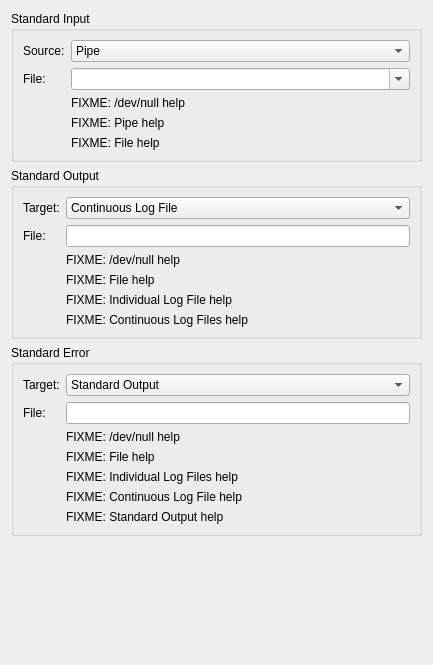
First picture: the form in src/brickv/plugin_system/plugins/red/ui/program_page_stdio.ui, repository Tinkerforge/brickv, before the edit.
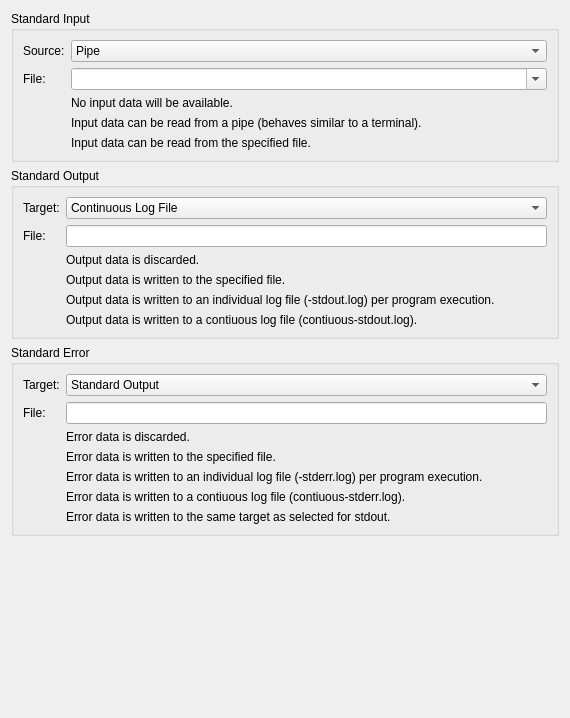
Second picture: the form after the edit.

Commit message: red-brick: Add help texts to program stdio wizard page

The edit to the form file:
```diff
--- a/src/brickv/plugin_system/plugins/red/ui/program_page_stdio.ui
+++ b/src/brickv/plugin_system/plugins/red/ui/program_page_stdio.ui
@@ -6,8 +6,8 @@
    <rect>
     <x>0</x>
     <y>0</y>
-    <width>433</width>
-    <height>665</height>
+    <width>570</width>
+    <height>718</height>
    </rect>
   </property>
   <property name="windowTitle">
@@ -85,7 +85,7 @@
           <item row="3" column="1">
            <widget class="QLabel" name="label_stdin_pipe_help">
             <property name="text">
-             <string>FIXME: Pipe help</string>
+             <string>Input data can be read from a pipe (behaves similar to a terminal).</string>
             </property>
             <property name="wordWrap">
              <bool>true</bool>
@@ -95,7 +95,7 @@
           <item row="2" column="1">
            <widget class="QLabel" name="label_stdin_dev_null_help">
             <property name="text">
-             <string>FIXME: /dev/null help</string>
+             <string>No input data will be available.</string>
             </property>
             <property name="wordWrap">
              <bool>true</bool>
@@ -105,7 +105,7 @@
           <item row="4" column="1">
            <widget class="QLabel" name="label_stdin_file_help">
             <property name="text">
-             <string>FIXME: File help</string>
+             <string>Input data can be read from the specified file.</string>
             </property>
             <property name="wordWrap">
              <bool>true</bool>
@@ -181,7 +181,7 @@
           <item row="4" column="1">
            <widget class="QLabel" name="label_stdout_individual_log_help">
             <property name="text">
-             <string>FIXME: Individual Log File help</string>
+             <string>Output data is written to an individual log file (&lt;timestamp&gt;-stdout.log) per program execution.</string>
             </property>
             <property name="wordWrap">
              <bool>true</bool>
@@ -191,7 +191,7 @@
           <item row="3" column="1">
            <widget class="QLabel" name="label_stdout_file_help">
             <property name="text">
-             <string>FIXME: File help</string>
+             <string>Output data is written to the specified file.</string>
             </property>
             <property name="wordWrap">
              <bool>true</bool>
@@ -201,7 +201,7 @@
           <item row="2" column="1">
            <widget class="QLabel" name="label_stdout_dev_null_help">
             <property name="text">
-             <string>FIXME: /dev/null help</string>
+             <string>Output data is discarded.</string>
             </property>
             <property name="wordWrap">
              <bool>true</bool>
@@ -214,7 +214,7 @@
           <item row="5" column="1">
            <widget class="QLabel" name="label_stdout_continuous_log_help">
             <property name="text">
-             <string>FIXME: Continuous Log Files help</string>
+             <string>Output data is written to a contiuous log file (contiuous-stdout.log).</string>
             </property>
            </widget>
           </item>
@@ -254,7 +254,7 @@
           <item row="6" column="1">
            <widget class="QLabel" name="label_stderr_stdout_help">
             <property name="text">
-             <string>FIXME: Standard Output help</string>
+             <string>Error data is written to the same target as selected for stdout.</string>
             </property>
             <property name="wordWrap">
              <bool>true</bool>
@@ -264,7 +264,7 @@
           <item row="2" column="1">
            <widget class="QLabel" name="label_stderr_dev_null_help">
             <property name="text">
-             <string>FIXME: /dev/null help</string>
+             <string>Error data is discarded.</string>
             </property>
             <property name="wordWrap">
              <bool>true</bool>
@@ -274,7 +274,7 @@
           <item row="4" column="1">
            <widget class="QLabel" name="label_stderr_individual_log_help">
             <property name="text">
-             <string>FIXME: Individual Log Files help</string>
+             <string>Error data is written to an individual log file (&lt;timestamp&gt;-stderr.log) per program execution.</string>
             </property>
             <property name="wordWrap">
              <bool>true</bool>
@@ -284,7 +284,7 @@
           <item row="3" column="1">
            <widget class="QLabel" name="label_stderr_file_help">
             <property name="text">
-             <string>FIXME: File help</string>
+             <string>Error data is written to the specified file.</string>
             </property>
             <property name="wordWrap">
              <bool>true</bool>
@@ -335,7 +335,7 @@
           <item row="5" column="1">
            <widget class="QLabel" name="label_stderr_continuous_log_help">
             <property name="text">
-             <string>FIXME: Continuous Log File help</string>
+             <string>Error data is written to a contiuous log file (contiuous-stderr.log).</string>
             </property>
            </widget>
           </item>
```
